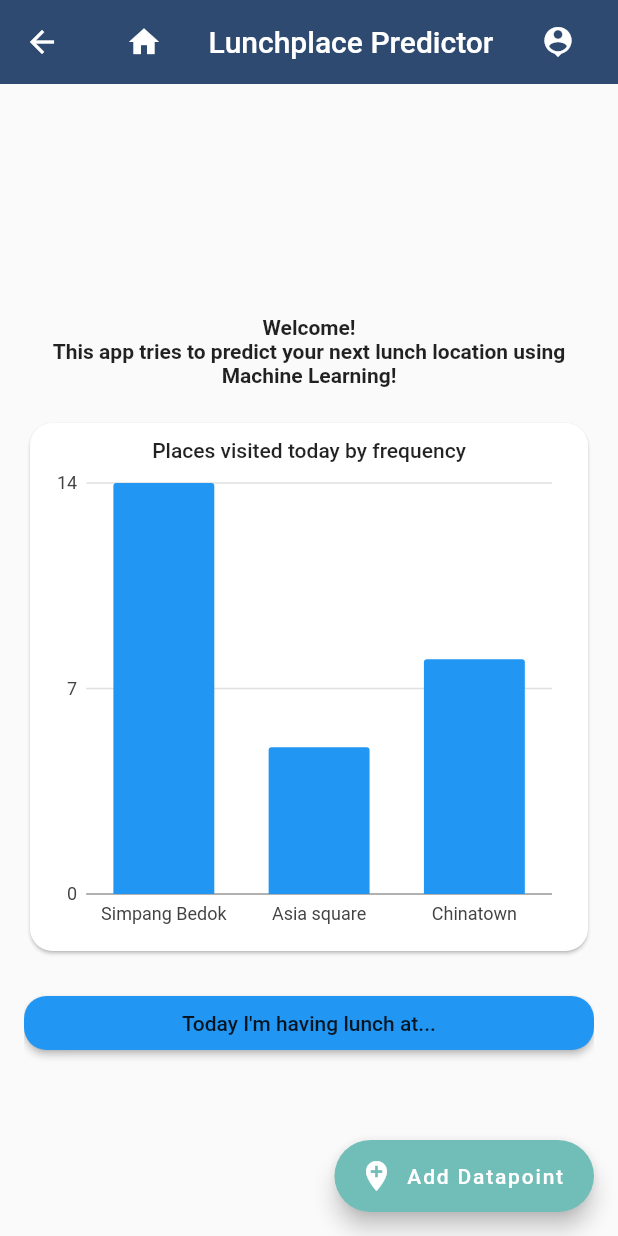
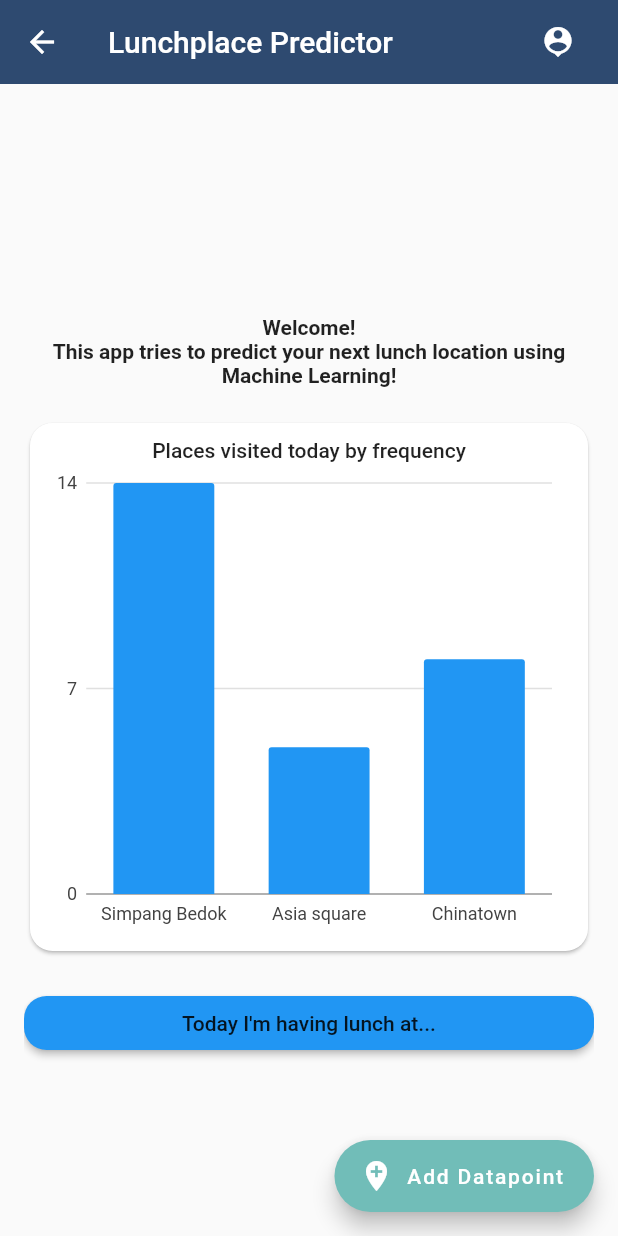
Before and after one commit to clemencegoh/Flutter_Wrapper, a Flutter app: the screen it shows after launch, after a tap on "Location Prediction", on a phone screen of 412 x 824 dp. Run offline on Flutter 3.47's test engine with Material 2 defaults, Android fonts, the phone set to English and light mode, and no system bars; our stand-ins replace bubble_bottom_bar, charts_flutter, dio, flushbar, rflutter_alert, shared_preferences and 1 more; missing offline and left inert: flutter_webview_plugin, qrscan; accounts and stored records are empty; network calls fail.

```diff
--- a/lib/helpers/appbar.dart
+++ b/lib/helpers/appbar.dart
@@ -14,10 +14,6 @@ AppBar commonAppbar(BuildContext context, String title) {
     title: Row(
       mainAxisAlignment: MainAxisAlignment.spaceBetween,
       children: <Widget>[
-        functionalIcon(
-            Icons.home,
-            (){ Navigator.pushReplacementNamed(context, "/"); },
-        ),
         Text(title),
         functionalIcon(Icons.person_pin, loginBLoC.login),
       ],
--- a/lib/main.dart
+++ b/lib/main.dart
@@ -1,6 +1,7 @@
 import 'package:flutter/material.dart';
 import 'package:flutter_app/projects/homepage/homepageController.dart';
 import 'package:flutter_app/projects/lunchPredictor/lunchPredictorController.dart';
+import 'package:flutter_app/projects/qrCodeScanner/qrController.dart';
 import 'package:flutter_app/projects/simpleWebview/webView.dart';
 
 
@@ -12,6 +13,7 @@ void main() {
         '/': (context) => new HomePage(),
         '/lunchPredictor': (context) => new LunchPredictorMain(),
         '/webview': (context) => new WebViewLoadingState(),
+        '/qrCodeScanner': (context) => new QrCodeScannerController(),
       },
       debugShowCheckedModeBanner: false,
     )
--- a/lib/projects/homepage/projectsRepository.dart
+++ b/lib/projects/homepage/projectsRepository.dart
@@ -13,6 +13,12 @@ class ProjectsData {
 
   List<Project> getAllData(){
     return [
+      Project(
+        "QR Scanner",
+        "Scan QR codes or generate one",
+        Icons.crop_free,
+        "/qrCodeScanner"
+      ),
       Project(
         "Location Prediction",
         "Submit current location "
--- a/pubspec.yaml
+++ b/pubspec.yaml
@@ -30,6 +30,9 @@ dependencies:
   path: ^1.6.4
   shared_preferences: ^0.5.6
   path_provider: ^0.4.1
+  qrscan: ^0.2.17
+  flutter_slidable: ^0.5.4
+  bubble_bottom_bar: ^1.2.0
 
   # The following adds the Cupertino Icons font to your application.
   # Use with the CupertinoIcons class for iOS style icons.
```
Also changed, not shown: lib/projects/qrCodeScanner/qrController.dart (added, +77 -0 lines), lib/projects/qrCodeScanner/qrService.dart (added, +24 -0 lines), pubspec.lock, 4 other files.
